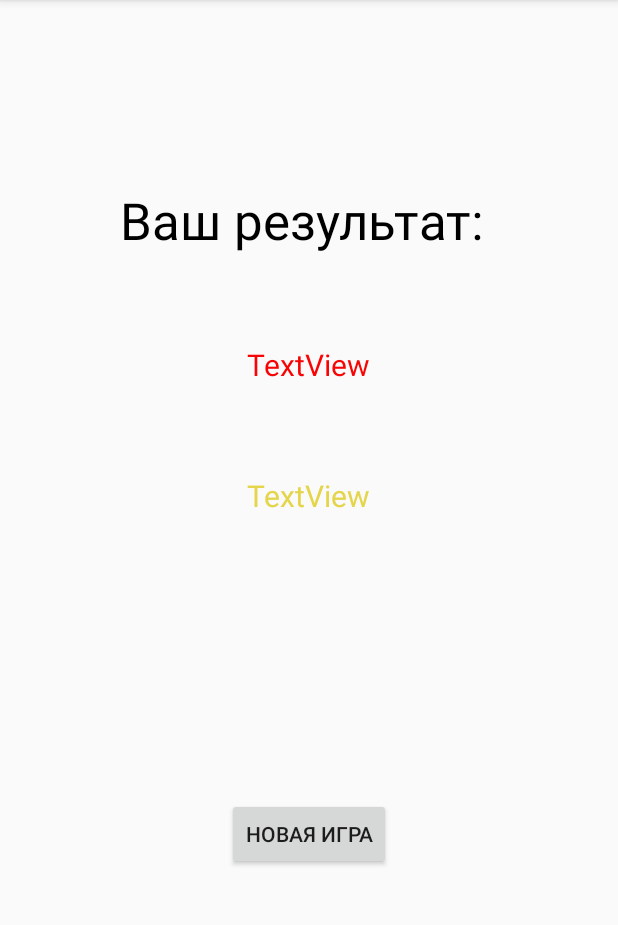
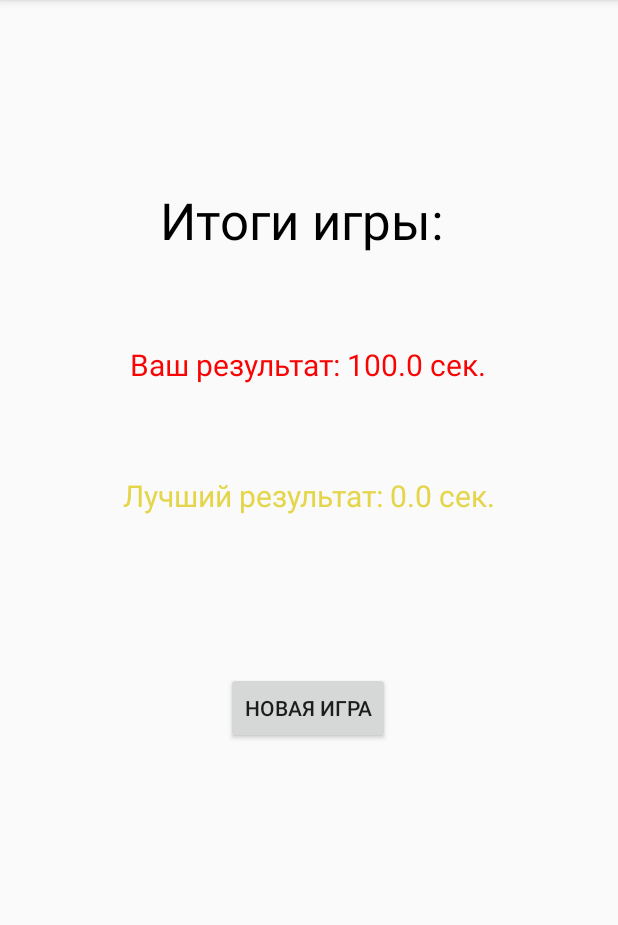
Before and after one commit to rva2007/BrainTraining, an Android app: the FinalActivity screen opened directly, with no data from a screen before it, on a phone screen of 412 x 824 dp, the part 84-1009 px from its top. Run offline under Robolectric (Android 15) with nearby library versions, the phone set to English and light mode, and no system bars.

Commit message:
добавлен подсчет итогов игры в FinalActivity

```diff
--- a/app/src/main/java/com/example/braintraining/FinalActivity.java
+++ b/app/src/main/java/com/example/braintraining/FinalActivity.java
@@ -1,6 +1,7 @@
 package com.example.braintraining;
 
 import android.content.Intent;
+import android.content.SharedPreferences;
 import android.os.Bundle;
 import android.view.View;
 import android.widget.TextView;
@@ -9,7 +10,11 @@ import androidx.annotation.Nullable;
 import androidx.appcompat.app.AppCompatActivity;
 
 public class FinalActivity extends AppCompatActivity {
-    private TextView tvTitle, tvFinalResult, tvBestResult;
+    private SharedPreferences pref;
+    private final String save_key = "save_key";
+    private TextView tvFinalResult, tvBestResult;
+    private float final_result;
+    private float save_result;
 
     @Override
     protected void onCreate(@Nullable Bundle savedInstanceState) {
@@ -19,13 +24,37 @@ public class FinalActivity extends AppCompatActivity {
     }
 
     public void init() {
-        tvTitle = findViewById(R.id.tvTitle);
         tvFinalResult = findViewById(R.id.tvFinalResult);
         tvBestResult = findViewById(R.id.tvBestResult);
+        pref = getSharedPreferences("Game_result", MODE_PRIVATE);
+        Intent intent = getIntent();
+        final_result = intent.getFloatExtra("time_result", 100);
+        save_result = getData();
+        tvBestResult.setText(String.valueOf(save_result));
+        tvFinalResult.setText(String.valueOf(final_result));
+
+        if (final_result < save_result) {
+            tvFinalResult.setText("Новый рекорд: " + final_result + " сек.");
+            tvBestResult.setText("Лучший результат: " + final_result + " сек.");
+            saveData();
+        } else {
+            tvFinalResult.setText("Ваш результат: " + final_result + " сек.");
+            tvBestResult.setText("Лучший результат: " + save_result + " сек.");
+        }
+    }
+
+    public void saveData() {
+        SharedPreferences.Editor editor = pref.edit();
+        editor.putFloat(save_key, final_result);
+        editor.apply();
+    }
+
+    public float getData() {
+        return pref.getFloat(save_key, 0);
     }
 
     public void onClickBack(View view) {
-        Intent i = new Intent(this,StartActivity.class);
+        Intent i = new Intent(this, StartActivity.class);
         startActivity(i);
     }
 }
--- a/app/src/main/res/layout/activity_final.xml
+++ b/app/src/main/res/layout/activity_final.xml
@@ -10,7 +10,7 @@
         android:layout_width="wrap_content"
         android:layout_height="wrap_content"
         android:layout_marginTop="124dp"
-        android:text="Ваш результат: "
+        android:text="Итоги игры: "
         android:textColor="@color/black"
         android:textSize="34sp"
         app:layout_constraintEnd_toEndOf="parent"
@@ -52,6 +52,9 @@
         android:text="новая игра"
         app:layout_constraintBottom_toBottomOf="parent"
         app:layout_constraintEnd_toEndOf="parent"
+        app:layout_constraintHorizontal_bias="0.498"
         app:layout_constraintStart_toStartOf="parent"
-        app:layout_constraintTop_toBottomOf="@+id/tvBestResult" />
+        app:layout_constraintTop_toBottomOf="@+id/tvBestResult"
+        app:layout_constraintVertical_bias="0.277" />
+
 </androidx.constraintlayout.widget.ConstraintLayout>
```
Also changed, not shown: app/src/main/java/com/example/braintraining/MainActivity.java (+14 -22 lines).
